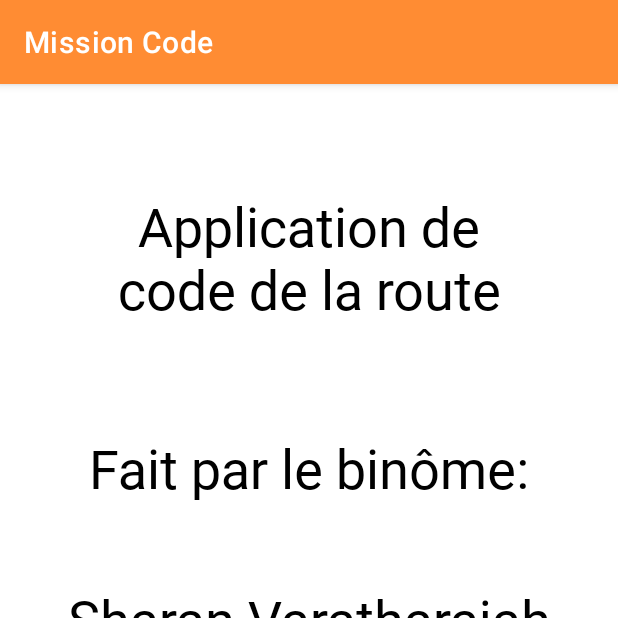
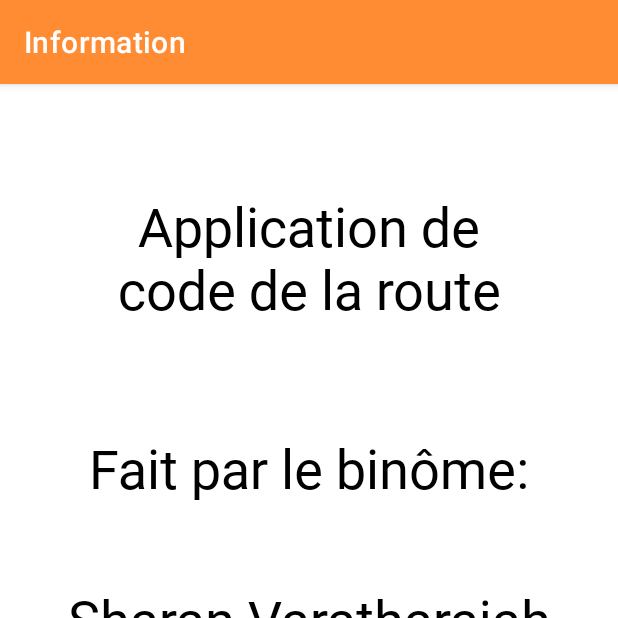
Before and after one commit to Sharan1E/Code_De_La_Route, an Android app: the screen it shows after launch (Informations_Activity), after a tap on an icon or button, on a phone screen of 412 x 824 dp, the top half of it. Run offline under Robolectric (Android 15) with nearby library versions, the phone set to English and light mode, and no system bars.

Commit message:
no actionbar on main activity change label to infomation for info activity add style for no actionbar - sharan

```diff
--- a/app/src/main/AndroidManifest.xml
+++ b/app/src/main/AndroidManifest.xml
@@ -5,15 +5,16 @@
     <application
         android:allowBackup="true"
         android:icon="@mipmap/ic_launcher"
-        android:label="@string/app_name"
         android:roundIcon="@mipmap/ic_launcher_round"
         android:supportsRtl="true"
         android:theme="@style/Theme.Code_De_La_Route" >
         <activity
             android:name=".Informations_Activity"
+            android:label="@string/title_information"
             android:exported="false" />
         <activity
             android:name=".MainActivity"
+            android:theme="@style/Theme.Code_De_La_Route.NoActionBar"
             android:exported="true" >
             <intent-filter>
                 <action android:name="android.intent.action.MAIN" />
--- a/app/src/main/java/com/example/code_de_la_route/MainActivity.java
+++ b/app/src/main/java/com/example/code_de_la_route/MainActivity.java
@@ -15,8 +15,6 @@ public class MainActivity extends AppCompatActivity {
         super.onCreate(savedInstanceState);
         setContentView(R.layout.activity_main);
 
-        getSupportActionBar().setBackgroundDrawable(new ColorDrawable(getResources().getColor(R.color.orange)));
-
         Button button = findViewById(R.id.button_info_from_home_page);
         button.setOnClickListener(view -> openInformationsActivity());
     }
--- a/app/src/main/res/values-night/themes.xml
+++ b/app/src/main/res/values-night/themes.xml
@@ -10,7 +10,11 @@
         <item name="colorSecondaryVariant">@color/teal_200</item>
         <item name="colorOnSecondary">@color/black</item>
         <!-- Status bar color. -->
-        <item name="android:statusBarColor" tools:targetApi="l">?attr/colorPrimaryVariant</item>
+        <item name="android:statusBarColor" tools:targetApi="l">?attr/colorOnSecondary</item>
         <!-- Customize your theme here. -->
     </style>
+    <style name="Theme.Code_De_La_Route.NoActionBar">
+        <item name="windowActionBar">false</item>
+        <item name="windowNoTitle">true</item>
+    </style>
 </resources>
--- a/app/src/main/res/values/strings.xml
+++ b/app/src/main/res/values/strings.xml
@@ -1,7 +1,6 @@
 <resources>
 
     <!-- Main_Acitivity -->
-    <string name="app_name">Mission Code</string>
     <string name="ingame_app_name">MISSION CODE</string>
     <string name= "first_page_traning_button" >Entrainement</string>
     <string name= "first_page_exam_button" >Examen Blanc</string>
@@ -9,6 +8,7 @@
     <string name="app_logo">Logo_appli</string>
 
     <!-- Info_Acitivity -->
+    <string name="title_information">Information</string>
     <string name="info_page_back_button">Back</string>
     <string name="info_page_text_part1">Application de code de la route</string>
     <string name="info_page_text_part2">Fait par le binôme:</string>
--- a/app/src/main/res/values/themes.xml
+++ b/app/src/main/res/values/themes.xml
@@ -10,7 +10,11 @@
         <item name="colorSecondaryVariant">@color/teal_700</item>
         <item name="colorOnSecondary">@color/black</item>
         <!-- Status bar color. -->
-        <item name="android:statusBarColor" tools:targetApi="l">?attr/colorPrimaryVariant</item>
+        <item name="android:statusBarColor" tools:targetApi="l">?attr/colorOnSecondary</item>
         <!-- Customize your theme here. -->
     </style>
+    <style name="Theme.Code_De_La_Route.NoActionBar">
+        <item name="windowActionBar">false</item>
+        <item name="windowNoTitle">true</item>
+    </style>
 </resources>
```
